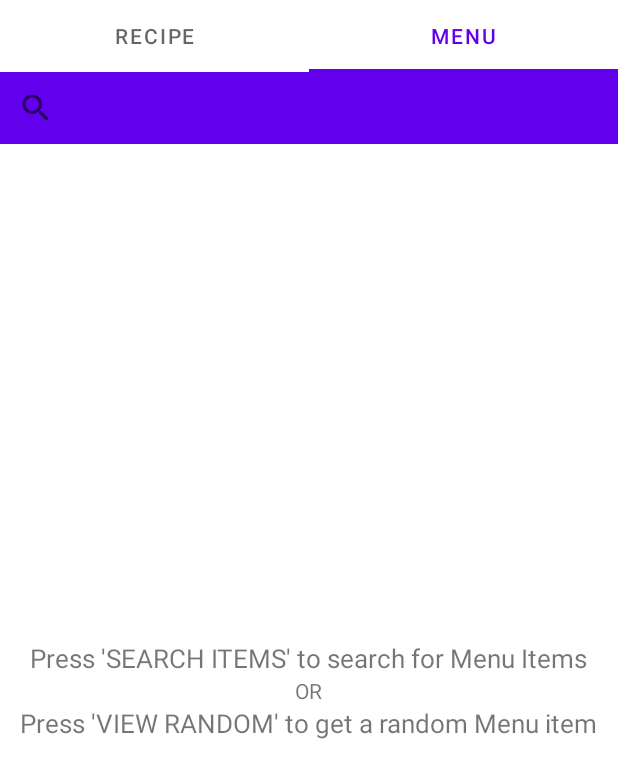
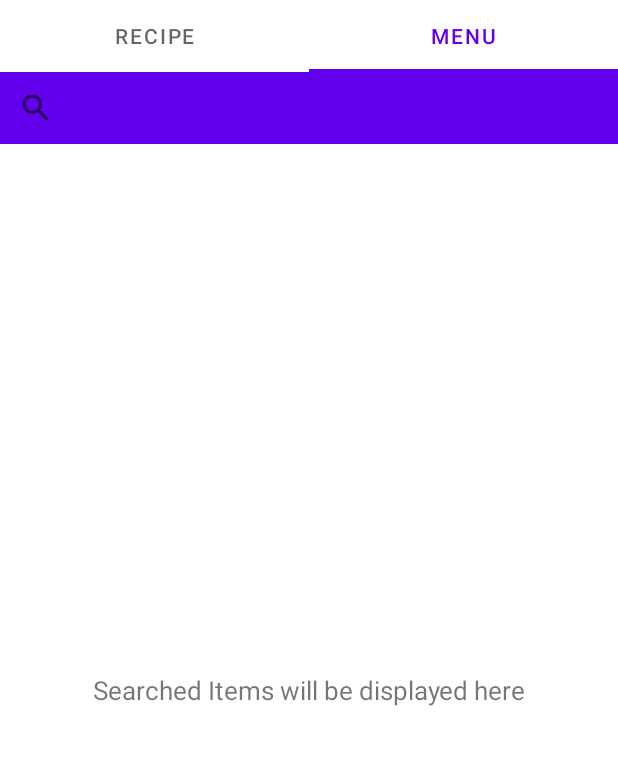
Before and after one commit to anandb235/appteamtask2, an Android app: the screen it shows after launch (MainActivity), tab 2 chosen, on a phone screen of 412 x 824 dp. Shown: the top 778 px of the screen. Run offline under Robolectric (Android 15) with nearby library versions, the phone set to English and light mode, and no system bars.

Commit message:
Adding Tabs with Menu

```diff
--- a/app/src/main/java/com/anand/appteamtask2/SpoonacularService.java
+++ b/app/src/main/java/com/anand/appteamtask2/SpoonacularService.java
@@ -16,7 +16,7 @@ public interface SpoonacularService {
     Call<RandomModel> getRandom(@Query("number") int number, @Query("apiKey") String apiKey);
 
     @GET("food/menuItems/{id}")
-    Call<List<MenuInfoResult>> getMenuItemInfo(@Path("id") int id, @Query("apiKey") String apiKey);
+    Call<MenuInfoResult> getMenuItemInfo(@Path("id") int id, @Query("apiKey") String apiKey);
 
     @GET("food/menuItems/search")
     Call<MenuModel> getMenuItem(@Query("query") String query, @Query("number") int number,@Query("apiKey") String apiKey);
--- a/app/src/main/res/layout/fragment_empty.xml
+++ b/app/src/main/res/layout/fragment_empty.xml
@@ -3,35 +3,14 @@
     android:layout_width="match_parent"
     android:layout_height="match_parent"
     xmlns:app="http://schemas.android.com/apk/res-auto">
-    <LinearLayout
-        android:layout_width="match_parent"
+    <TextView
+        android:layout_width="wrap_content"
         android:layout_height="wrap_content"
         app:layout_constraintTop_toTopOf="parent"
         app:layout_constraintBottom_toBottomOf="parent"
         app:layout_constraintStart_toStartOf="parent"
         app:layout_constraintEnd_toEndOf="parent"
-        android:orientation="vertical"
-        android:visibility="visible">
-        <TextView
-            android:layout_width="wrap_content"
-            android:layout_height="wrap_content"
-            android:layout_gravity="center_horizontal"
-            android:gravity="center"
-            android:text="Press 'SEARCH ITEMS' to search for Menu Items"
-            android:textSize="17sp"/>
-        <TextView
-            android:layout_width="wrap_content"
-            android:layout_height="wrap_content"
-            android:layout_gravity="center_horizontal"
-            android:gravity="center"
-            android:text="OR"
-            android:textSize="14sp"/>
-        <TextView
-            android:layout_width="wrap_content"
-            android:layout_height="wrap_content"
-            android:layout_gravity="center_horizontal"
-            android:gravity="center"
-            android:text="Press 'VIEW RANDOM' to get a random Menu item"
-            android:textSize="17sp"/>
-    </LinearLayout>
+        android:gravity="center"
+        android:text="Searched Items will be displayed here"
+        android:textSize="17sp"/>
 </androidx.constraintlayout.widget.ConstraintLayout>
```
Also changed, not shown: app/src/main/java/com/anand/appteamtask2/MenuAdapter.java (+9 -8 lines), app/src/main/java/com/anand/appteamtask2/MenuInfoModel.java (deleted, +0 -19 lines), app/src/main/java/com/anand/appteamtask2/MenuInfoResult.java (+23 -7 lines), app/src/main/java/com/anand/appteamtask2/RandomFragment.java (deleted, +0 -22 lines), app/src/main/res/layout/fragment_random.xml (deleted, +0 -14 lines).
